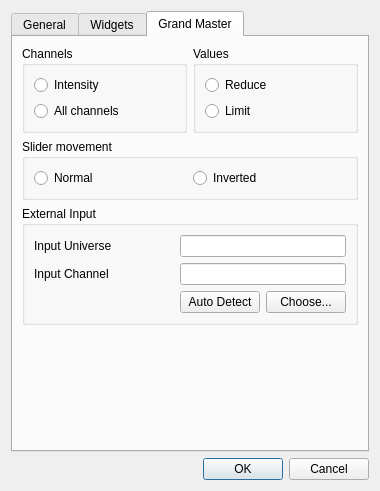
Old version of the form ui/src/virtualconsole/vcproperties.ui in the repository mcallegari/qlcplus.
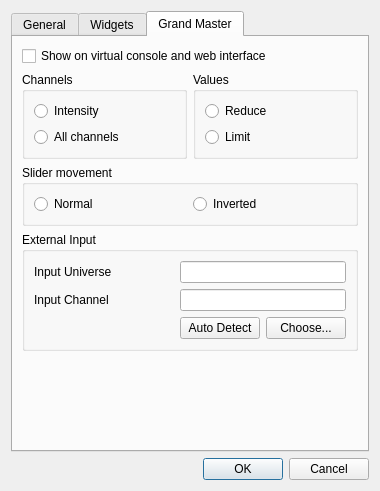
New version of the form. The open tabs and pages were chosen to show the change.

```diff
--- a/ui/src/virtualconsole/vcproperties.ui
+++ b/ui/src/virtualconsole/vcproperties.ui
@@ -625,7 +625,7 @@
        <string>Grand Master</string>
       </attribute>
       <layout class="QGridLayout" name="gridLayout_6">
-       <item row="0" column="0">
+       <item row="1" column="0">
         <widget class="QGroupBox" name="m_gmChannelsGroup">
          <property name="title">
           <string>Channels</string>
@@ -654,7 +654,7 @@
          </layout>
         </widget>
        </item>
-       <item row="0" column="1">
+       <item row="1" column="1">
         <widget class="QGroupBox" name="m_gmValuesGroup">
          <property name="title">
           <string>Values</string>
@@ -683,7 +683,20 @@
          </layout>
         </widget>
        </item>
-       <item row="2" column="0" colspan="2">
+       <item row="4" column="0" colspan="2">
+        <spacer name="verticalSpacer">
+         <property name="orientation">
+          <enum>Qt::Vertical</enum>
+         </property>
+         <property name="sizeHint" stdset="0">
+          <size>
+           <width>20</width>
+           <height>40</height>
+          </size>
+         </property>
+        </spacer>
+       </item>
+       <item row="3" column="0" colspan="2">
         <widget class="QGroupBox" name="groupBox">
          <property name="title">
           <string>External Input</string>
@@ -765,20 +778,7 @@
          </layout>
         </widget>
        </item>
-       <item row="3" column="0" colspan="2">
-        <spacer name="verticalSpacer">
-         <property name="orientation">
-          <enum>Qt::Vertical</enum>
-         </property>
-         <property name="sizeHint" stdset="0">
-          <size>
-           <width>20</width>
-           <height>40</height>
-          </size>
-         </property>
-        </spacer>
-       </item>
-       <item row="1" column="0" colspan="2">
+       <item row="2" column="0" colspan="2">
         <widget class="QGroupBox" name="groupBox_2">
          <property name="title">
           <string>Slider movement</string>
@@ -801,6 +801,16 @@
          </layout>
         </widget>
        </item>
+       <item row="0" column="0" colspan="2">
+        <widget class="QCheckBox" name="m_gmVisible">
+         <property name="toolTip">
+          <string>Show Grand Master slider on the virtual console and the web interface</string>
+         </property>
+         <property name="text">
+          <string>Show on virtual console and web interface</string>
+         </property>
+        </widget>
+       </item>
       </layout>
      </widget>
     </widget>
```
Left out of the diff: 19 changed lines with no effect on the pictures.
